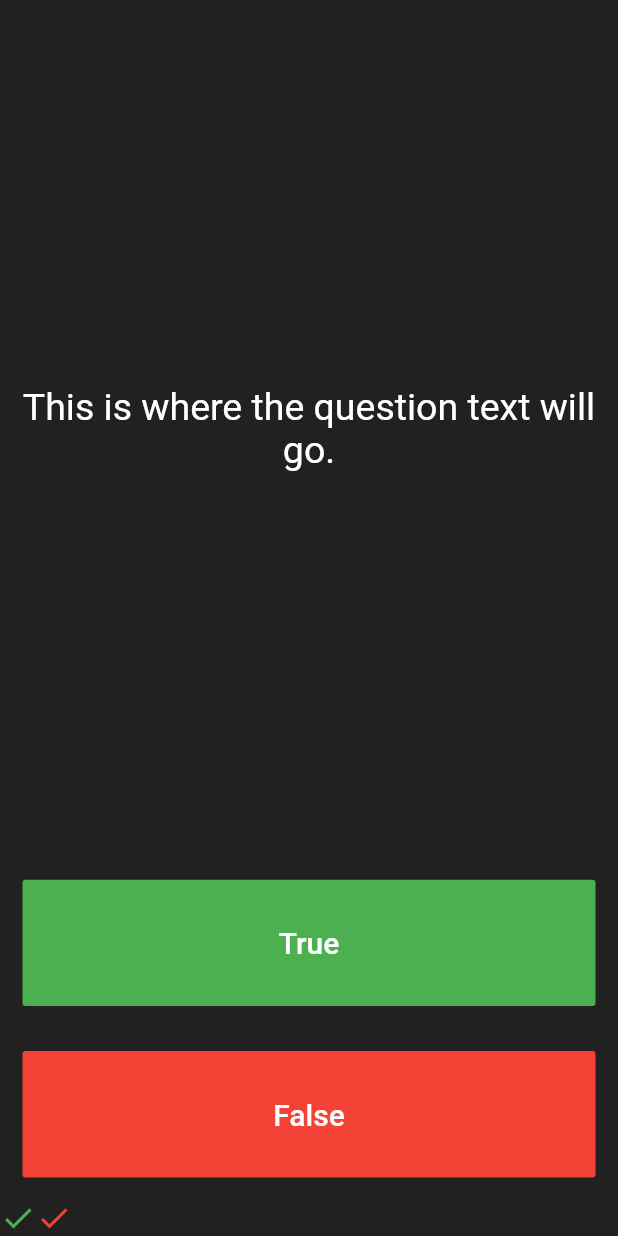
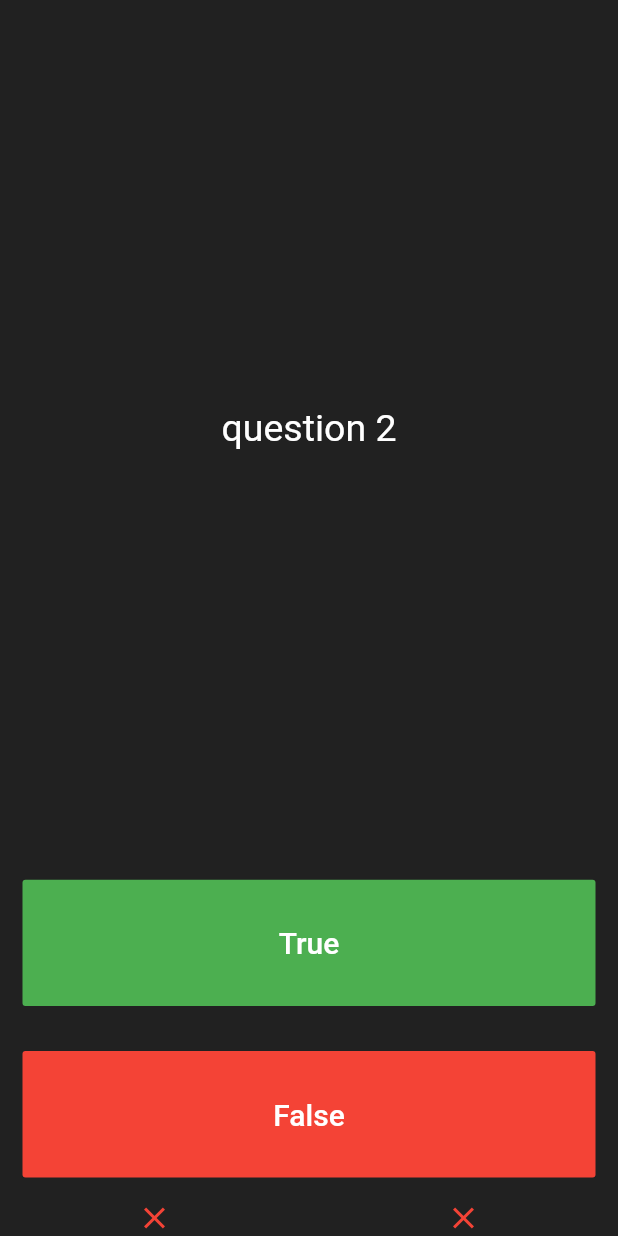
Before and after one commit to avocadochif-core/quizzler-flutter, a Flutter app: the screen it shows after launch, after a tap on "True", after a tap on "False", on a phone screen of 412 x 824 dp. Run offline on Flutter 3.47's test engine with Material 2 defaults, Android fonts, the phone set to English and light mode, and no system bars.

Commit message:
Refactor. Added Question class.

```diff
--- a/lib/main.dart
+++ b/lib/main.dart
@@ -1,5 +1,6 @@
 import 'package:flutter/material.dart';
 import 'package:flutter/services.dart';
+import 'package:quizzler/question.dart';
 
 void main() {
   SystemChrome.setSystemUIOverlayStyle(SystemUiOverlayStyle(
@@ -25,6 +26,15 @@ class Quizzler extends StatefulWidget {
 class _QuizzlerState extends State<Quizzler> {
   List<Widget> score = [];
 
+  List<Question> questions = [
+    Question('question 0', false),
+    Question('question 1', true),
+    Question('question 2', true),
+    Question('question 3', false)
+  ];
+
+  int questionIndex = 0;
+
   @override
   Widget build(BuildContext context) {
     return Container(
@@ -38,7 +48,7 @@ class _QuizzlerState extends State<Quizzler> {
               padding: const EdgeInsets.all(8.0),
               child: Center(
                 child: Text(
-                  'This is where the question text will go.',
+                  questions[questionIndex].question,
                   textAlign: TextAlign.center,
                   style: TextStyle(
                     fontSize: 25.0,
@@ -63,12 +73,26 @@ class _QuizzlerState extends State<Quizzler> {
                 ),
                 onPressed: () {
                   setState(() {
+                    if (questions[questionIndex].answer == true) {
                       score.add(
-                      Icon(
+                        Expanded(
+                          child: Icon(
                             Icons.check,
                             color: Colors.green,
                           ),
+                        ),
                       );
+                    } else {
+                      score.add(
+                        Expanded(
+                          child: Icon(
+                            Icons.clear,
+                            color: Colors.red,
+                          ),
+                        ),
+                      );
+                    }
+                    questionIndex = (questions.length + questionIndex + 1) % questions.length;
                   });
                 },
               ),
@@ -88,12 +112,26 @@ class _QuizzlerState extends State<Quizzler> {
                 ),
                 onPressed: () {
                   setState(() {
+                    if (questions[questionIndex].answer == false) {
                       score.add(
-                      Icon(
+                        Expanded(
+                          child: Icon(
                             Icons.check,
+                            color: Colors.green,
+                          ),
+                        ),
+                      );
+                    } else {
+                      score.add(
+                        Expanded(
+                          child: Icon(
+                            Icons.clear,
                             color: Colors.red,
                           ),
+                        ),
                       );
+                    }
+                    questionIndex = (questions.length + questionIndex + 1) % questions.length;
                   });
                 },
               ),
--- /dev/null
+++ b/lib/question.dart
@@ -0,0 +1,12 @@
+class Question {
+
+  String question;
+
+  bool answer;
+
+  Question(String question, bool answer) {
+    this.question = question;
+    this.answer = answer;
+  }
+
+}
```
Lines whose indentation alone changed are shown as unchanged.
